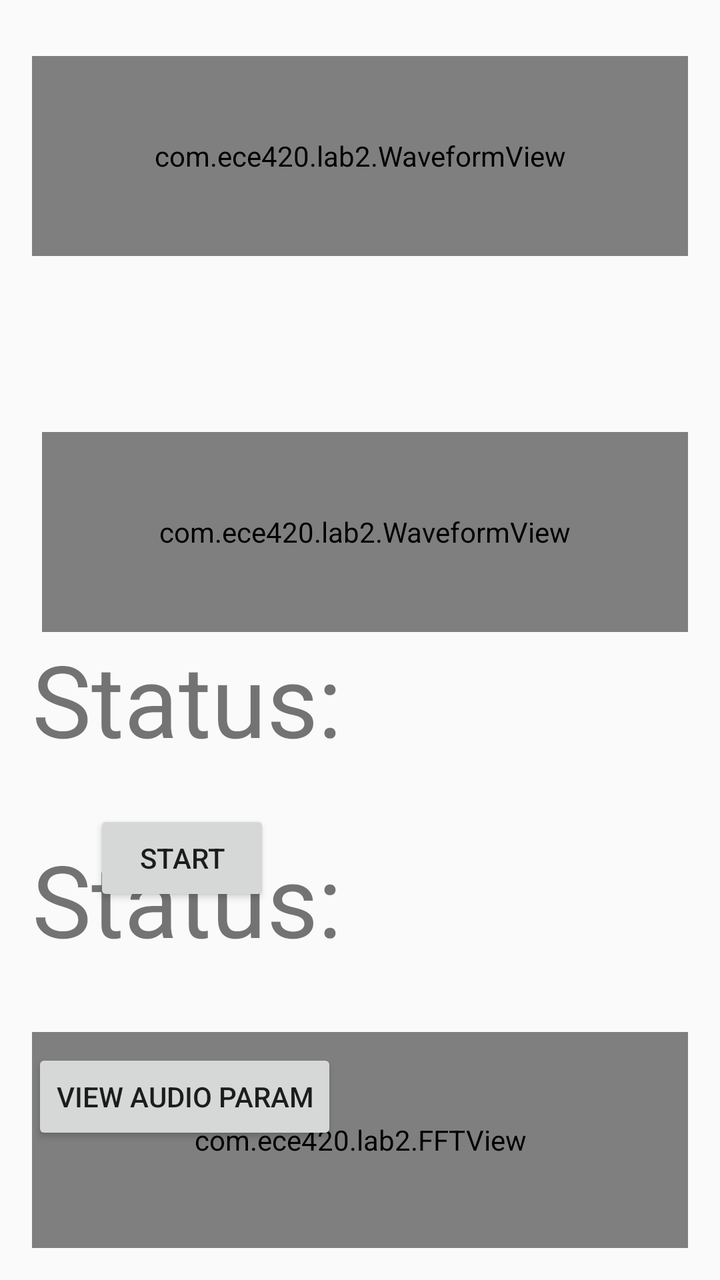
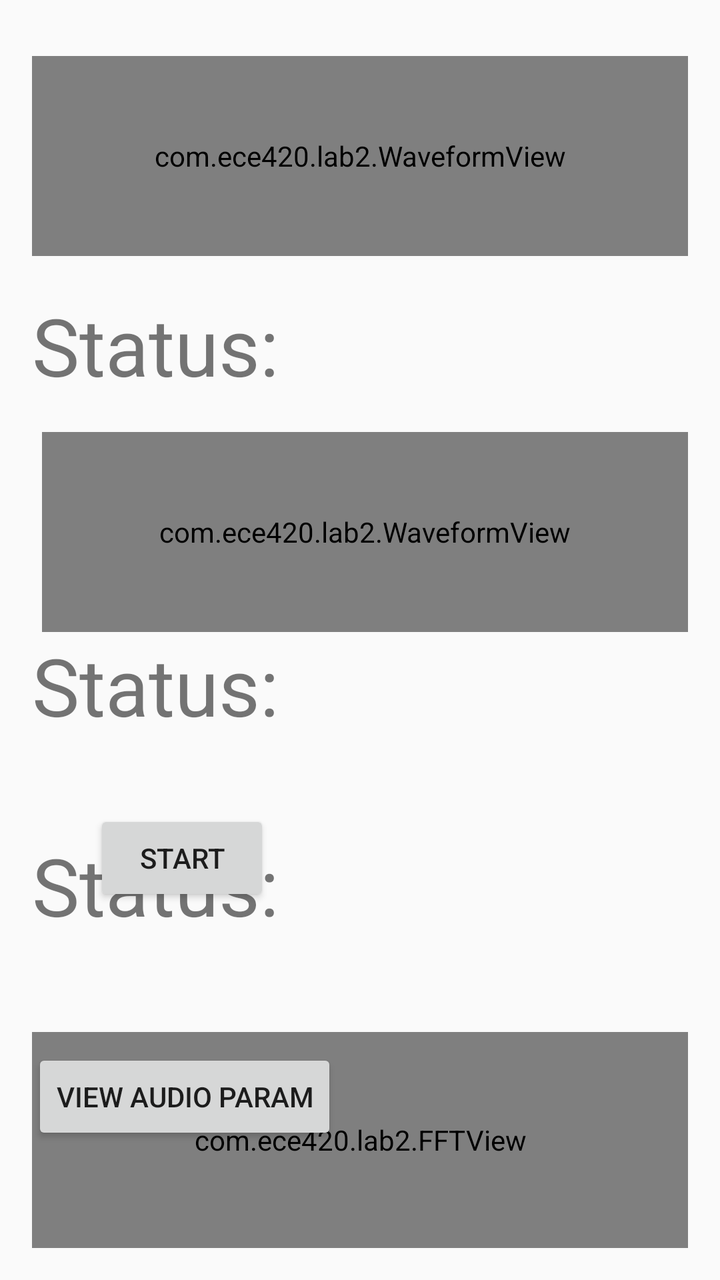

Compare the two renders of this Android layout. The source of the first and the diff that turns it into the second are given below.
<!-- AndroidManifest.xml: application theme AppTheme -->
<!-- res/layout/activity_main.xml -->
<RelativeLayout xmlns:android="http://schemas.android.com/apk/res/android"
    xmlns:tools="http://schemas.android.com/tools"
    android:layout_width="match_parent"
    android:layout_height="match_parent"
    android:paddingLeft="@dimen/activity_horizontal_margin"
    android:paddingRight="@dimen/activity_horizontal_margin"
    android:paddingTop="@dimen/activity_vertical_margin"
    android:paddingBottom="@dimen/activity_vertical_margin"
    tools:context="com.ece420.lab2.MainActivity">

    <Button
        android:id="@+id/capture_control_button"
        android:layout_width="wrap_content"
        android:layout_height="wrap_content"
        android:layout_alignParentStart="true"
        android:layout_alignParentBottom="true"
        android:layout_marginStart="31dp"
        android:layout_marginBottom="171dp"
        android:onClick="onEchoClick"
        android:text="@string/StartEcho" />

    <Button
        android:layout_width="wrap_content"
        android:layout_height="wrap_content"
        android:text="@string/GetParam"
        android:id="@+id/get_parameter_button"
        android:layout_above="@+id/statusView"
        android:layout_alignParentStart="true"
        android:onClick="getLowLatencyParameters" />

    <TextView android:text="@string/init_status"
        android:layout_width="wrap_content"
        android:layout_height="wrap_content"
        android:lines="3"
        android:id="@+id/statusView"
        android:layout_centerHorizontal="true"
        android:layout_alignParentBottom="true"/>

    <TextView
        android:id="@+id/distanceView"
        android:layout_width="wrap_content"
        android:layout_height="wrap_content"
        android:text="@string/init_status"
        android:textSize="50sp"
        android:layout_marginTop="300dp"
        android:layout_gravity="center_horizontal"/>

    <com.ece420.lab2.WaveformView
        android:id="@+id/waveformView"
        android:layout_width="match_parent"
        android:layout_height="100dp"
        android:layout_marginTop="12dp"
        android:background="#222"/>

    <com.ece420.lab2.WaveformView
        android:id="@+id/waveformView2"
        android:layout_width="match_parent"
        android:layout_height="100dp"
        android:layout_alignParentStart="true"
        android:layout_marginStart="5dp"
        android:layout_marginTop="200dp"
        android:background="#222" />

    <TextView
        android:id="@+id/reflectionView"
        android:layout_width="wrap_content"
        android:layout_height="wrap_content"
        android:text="@string/init_status"
        android:textSize="50sp"
        android:layout_marginTop="400dp"
        android:layout_gravity="center_horizontal"/>


    <com.ece420.lab2.FFTView
        android:id="@+id/FFTView"
        android:layout_width="match_parent"
        android:layout_height="300dp"
        android:layout_marginTop="500dp"
        android:background="#222" />
</RelativeLayout>
<!-- resources referenced by this layout -->
<resources>
  <dimen name="activity_horizontal_margin">16dp</dimen>
  <dimen name="activity_vertical_margin">16dp</dimen>
  <string name="GetParam">View Audio Param</string>
  <string name="StartEcho">Start</string>
  <string name="init_status">Status:</string>
  <style name="AppTheme" parent="android:Theme.Holo.Light.DarkActionBar">
          
      </style>
</resources>

<!-- the commit's change to res/layout/activity_main.xml (unified diff, before → after) -->
@@ -41,9 +41,19 @@
         android:layout_width="wrap_content"
         android:layout_height="wrap_content"
         android:text="@string/init_status"
-        android:textSize="50sp"
+        android:textSize="40sp"
         android:layout_marginTop="300dp"
         android:layout_gravity="center_horizontal"/>
+
+    <TextView
+        android:id="@+id/corrView"
+        android:layout_width="wrap_content"
+        android:layout_height="wrap_content"
+        android:text="@string/init_status"
+        android:textSize="40sp"
+        android:layout_marginTop="130dp"
+        android:layout_gravity="center_horizontal"/>
+
 
     <com.ece420.lab2.WaveformView
         android:id="@+id/waveformView"
@@ -66,7 +76,7 @@
         android:layout_width="wrap_content"
         android:layout_height="wrap_content"
         android:text="@string/init_status"
-        android:textSize="50sp"
+        android:textSize="40sp"
         android:layout_marginTop="400dp"
         android:layout_gravity="center_horizontal"/>
 
